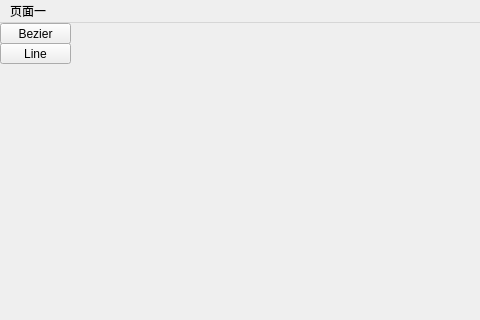
Yong-Sun-2001/Painter, file mainwindow.ui: the form before one commit; both pictures show x 0 to 480 and y 0 to 320 of the 898 by 609 pixel window.
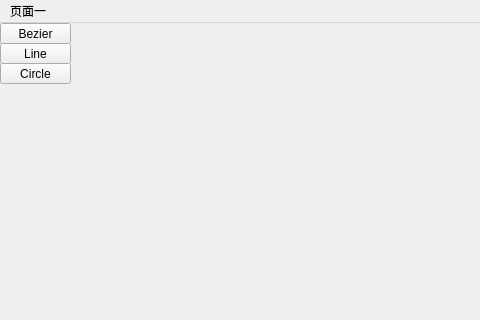
The form after the commit.

```diff
--- a/mainwindow.ui
+++ b/mainwindow.ui
@@ -65,6 +65,19 @@
      <string>Stop</string>
     </property>
    </widget>
+   <widget class="QToolButton" name="toolButton_4">
+    <property name="geometry">
+     <rect>
+      <x>0</x>
+      <y>40</y>
+      <width>71</width>
+      <height>21</height>
+     </rect>
+    </property>
+    <property name="text">
+     <string>Circle</string>
+    </property>
+   </widget>
   </widget>
   <widget class="QMenuBar" name="menubar">
    <property name="geometry">
```
Left out of the diff: 2 changed lines with no effect on the pictures.
